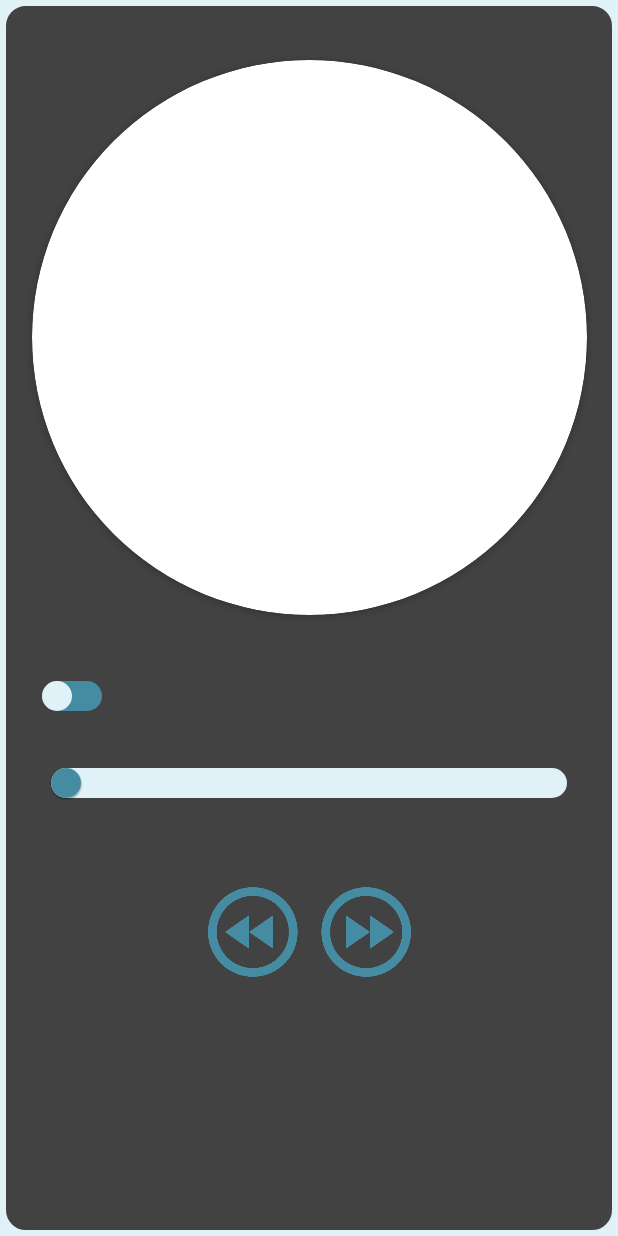
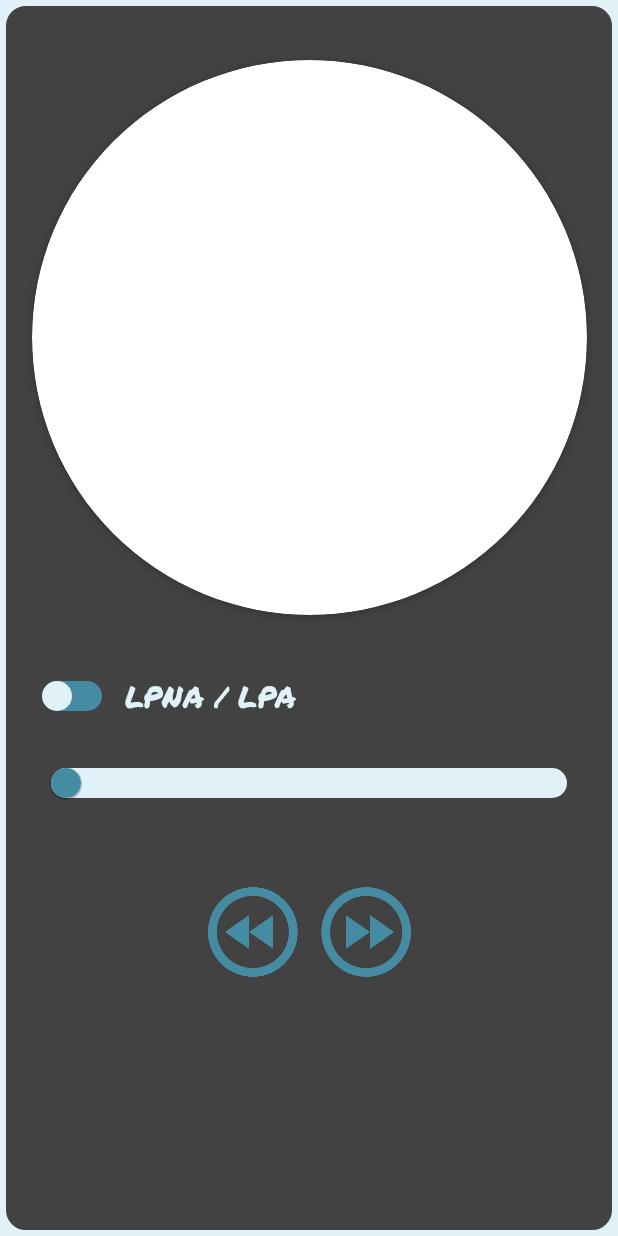
Before and after one commit to noahalerm/Minescope, an Android app: the layout fragment_sample.xml on its own in the app's theme, with its tools: preview values and no code run, on a phone screen of 412 x 824 dp. Run offline under Robolectric (Android 15) with nearby library versions, the light colour scheme and no system bars.

Commit message:
Sample Layout Update

```diff
--- a/app/src/main/res/layout/fragment_sample.xml
+++ b/app/src/main/res/layout/fragment_sample.xml
@@ -50,6 +50,18 @@
             app:thumbTint="?attr/colorPrimary"
             app:layout_constraintStart_toStartOf="parent"
             app:layout_constraintTop_toBottomOf="@+id/card" />
+
+        <TextView
+            android:layout_width="wrap_content"
+            android:layout_height="wrap_content"
+            android:layout_marginStart="15dp"
+            android:text="LPNA / LPA"
+            android:textColor="?attr/colorPrimary"
+            android:textSize="20sp"
+            app:layout_constraintBottom_toBottomOf="@+id/lpa_switch"
+            app:layout_constraintStart_toEndOf="@+id/lpa_switch"
+            app:layout_constraintTop_toTopOf="@+id/lpa_switch"
+            tools:ignore="HardcodedText" />
 
         <com.google.android.material.slider.Slider
             android:id="@+id/slider"
```
